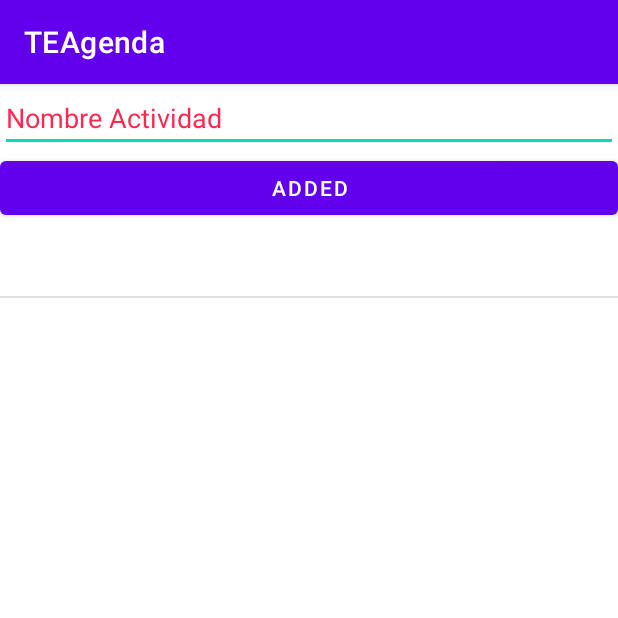
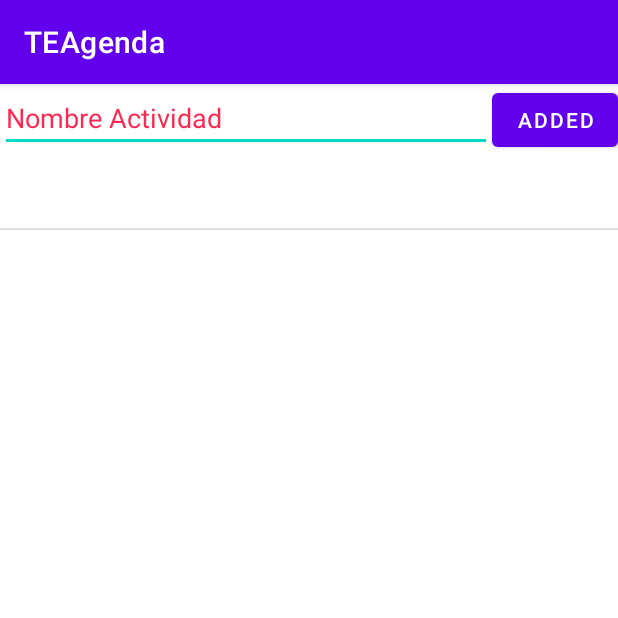
Before and after one commit to PereCP/TEAgenda, an Android app: the screen it shows after launch (MainActivity), after a tap on "ADDED", on a phone screen of 412 x 824 dp, the top half of it. Run offline under Robolectric (Android 15) with nearby library versions, the phone set to English and light mode, and no system bars.

Commit message:
Boton aux

```diff
--- a/app/build.gradle
+++ b/app/build.gradle
@@ -25,6 +25,9 @@ android {
         sourceCompatibility JavaVersion.VERSION_1_8
         targetCompatibility JavaVersion.VERSION_1_8
     }
+    buildFeatures {
+        viewBinding true
+    }
 }
 
 dependencies {
@@ -34,6 +37,8 @@ dependencies {
     implementation 'androidx.constraintlayout:constraintlayout:2.0.4'
     implementation 'androidx.room:room-common:2.2.6'
     implementation 'androidx.room:room-runtime:2.2.6'
+    implementation 'androidx.navigation:navigation-fragment:2.3.5'
+    implementation 'androidx.navigation:navigation-ui:2.3.5'
     testImplementation 'junit:junit:4.+'
     androidTestImplementation 'androidx.test.ext:junit:1.1.2'
     androidTestImplementation 'androidx.test.espresso:espresso-core:3.3.0'
--- a/app/src/main/res/layout/activity_main.xml
+++ b/app/src/main/res/layout/activity_main.xml
@@ -7,28 +7,47 @@
     android:orientation="vertical"
     tools:context=".MainActivity">
 
+    <LinearLayout
+        android:layout_width="wrap_content"
+        android:layout_height="wrap_content"
+        android:orientation="horizontal">
 
         <EditText
             android:id="@+id/myList"
-        android:layout_width="match_parent"
+            android:layout_width="328dp"
             android:layout_height="wrap_content"
+            android:ems="10"
             android:hint="@string/nombre_actividad"
-        android:ems="10"
+            android:inputType="text"
             android:textColorHint="#ff2851"
-        tools:ignore="TextContrastCheck"
-        android:inputType="text"
-        android:autofillHints="" />
+            tools:ignore="TextContrastCheck" />
 
         <Button
             android:id="@+id/addButton"
             android:layout_width="match_parent"
             android:layout_height="wrap_content"
             android:text="@string/added" />
+    </LinearLayout>
+
 
     <ListView
         android:id="@+id/listView"
         android:layout_width="match_parent"
         android:layout_height="match_parent"
-        ></ListView>
+        >
+
+
+    </ListView>
+    <LinearLayout
+        android:layout_width="match_parent"
+        android:layout_height="match_parent"
+        android:layout_gravity="end">
+        <Button
+            android:id="@+id/add"
+            android:layout_width="match_parent"
+            android:layout_height="wrap_content"
+            android:text="@string/added" ></Button>
 
     </LinearLayout>
+
+</LinearLayout>
--- a/app/src/main/res/layout/activity_tasca_view.xml
+++ b/app/src/main/res/layout/activity_tasca_view.xml
@@ -11,7 +11,7 @@
         android:layout_width="wrap_content"
         android:layout_height="wrap_content"
         android:text="Tornar"
-        tools:layout_editor_absoluteX="192dp"
-        tools:layout_editor_absoluteY="146dp"
-        tools:ignore="MissingConstraints" />
+        tools:ignore="MissingConstraints"
+        tools:layout_editor_absoluteX="300dp"
+        tools:layout_editor_absoluteY="676dp" />
 </androidx.constraintlayout.widget.ConstraintLayout>
```
Also changed, not shown: app/src/main/res/values/strings.xml (+9 -0 lines), app/src/main/res/values/themes.xml (+9 -0 lines). Lines whose indentation alone changed are shown as unchanged.
